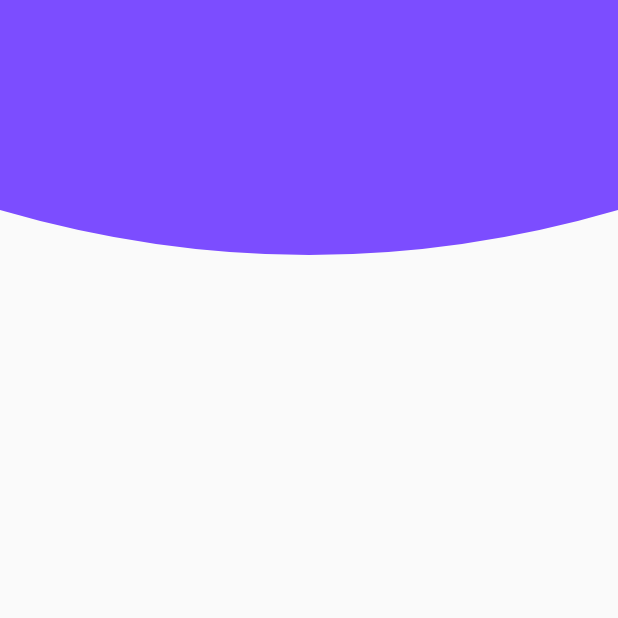
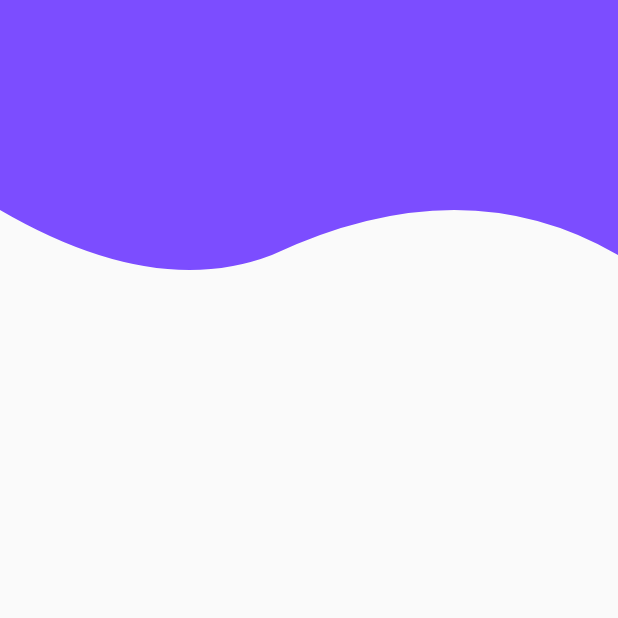
Before and after one commit to HYAdonisCoding/adam_20190822_flutter_app, a Flutter app: the screen it shows after launch, on a phone screen of 412 x 824 dp, the top half of it. Run offline on Flutter 3.47's test engine with Material 2 defaults, Android fonts, the phone set to English and light mode, and no system bars.

Commit message:
Flutter Custom Clipper Bessel

```diff
--- a/lib/custom_clipper.dart
+++ b/lib/custom_clipper.dart
@@ -26,6 +26,39 @@ class BottomClipper extends CustomClipper<Path> {
     var path = Path();
     path.lineTo(0, 0);
     path.lineTo(0, size.height-space);
+    var firstControlPoint = Offset(size.width*0.25, size.height);
+    var firstEndPoint = Offset(size.width*0.44, size.height-space*0.5);
+    path.quadraticBezierTo(firstControlPoint.dx,
+    firstControlPoint.dy,
+    firstEndPoint.dx,
+    firstEndPoint.dy);
+
+    var sencondControlPoint = Offset(size.width*0.75, size.height-space*1.5);
+    var secondEndPoint = Offset(size.width, size.height-space*0.5);
+
+    path.quadraticBezierTo(sencondControlPoint.dx,
+    sencondControlPoint.dy,
+    secondEndPoint.dx,
+    secondEndPoint.dy);
+    path.lineTo(size.width, size.height-space);
+    path.lineTo(size.width, 0);
+    return path;
+  }
+
+  @override
+  bool shouldReclip(CustomClipper<Path> oldClipper) {
+
+    return false;
+  }
+}
+
+class BottomClipperBessel extends CustomClipper<Path> {
+  final space = 60;
+  @override
+  Path getClip(Size size) {
+    var path = Path();
+    path.lineTo(0, 0);
+    path.lineTo(0, size.height-space);
     var firstControlPoint = Offset(size.width*0.5, size.height);
     var firstEnddPoint = Offset(size.width, size.height-space);
     path.quadraticBezierTo(firstControlPoint.dx,
--- a/lib/main.dart
+++ b/lib/main.dart
@@ -7,7 +7,7 @@ class MyApp extends StatelessWidget {
   @override
   Widget build(BuildContext context) {
     return MaterialApp(
-      title: 'Flutter Custom Clipper',
+      title: 'Flutter Custom Clipper Bessel',
       debugShowCheckedModeBanner: false,
       //自定义主题样本
       theme: ThemeData.light(),
```
